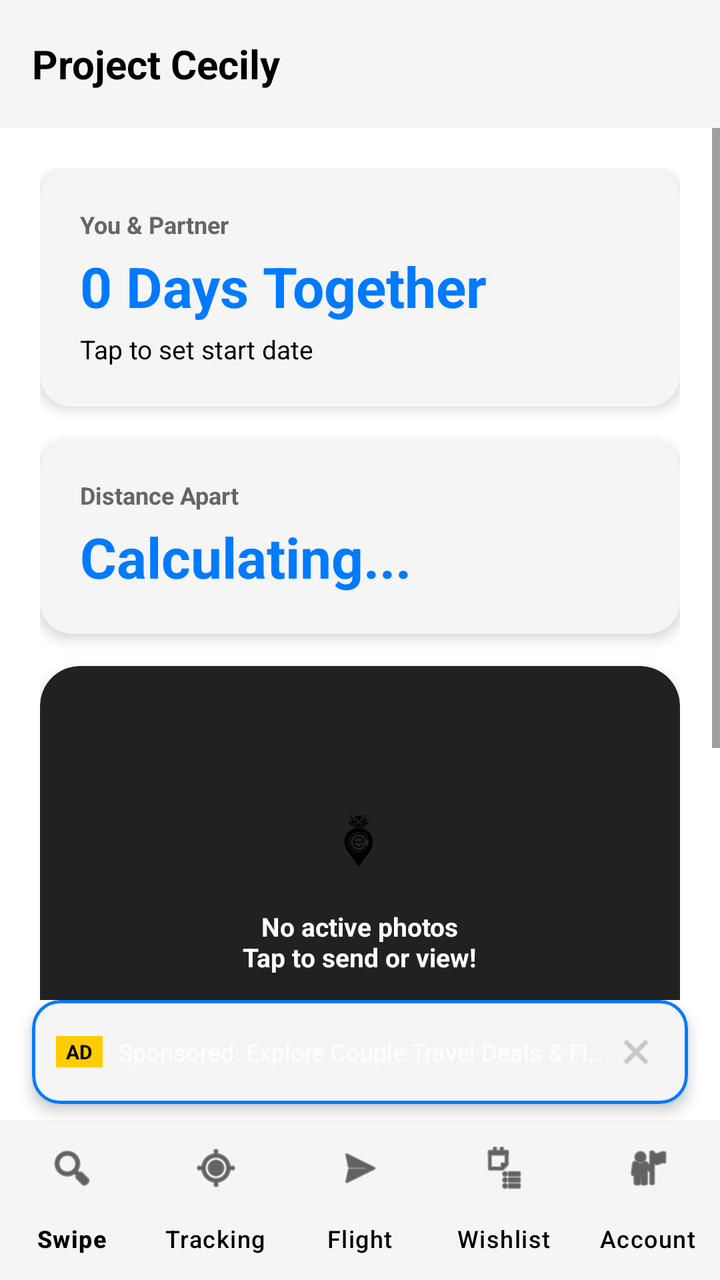
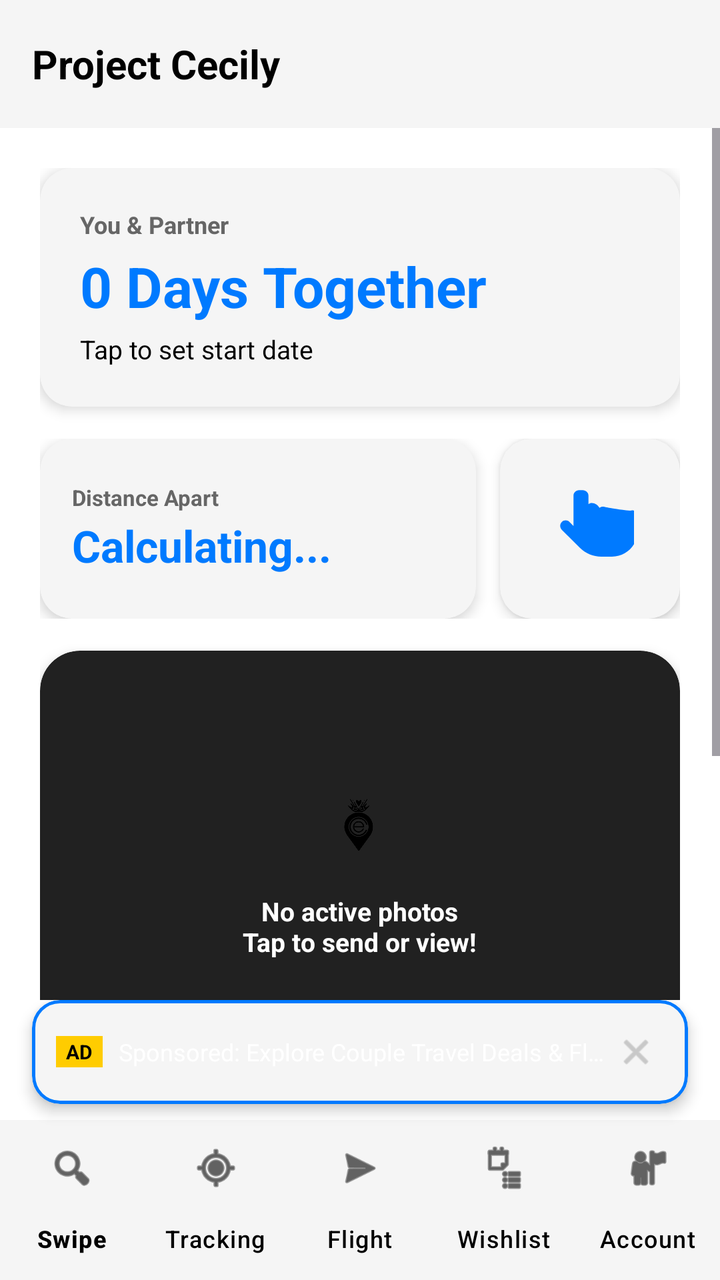

Compare the two renders of this Android layout. The source of the first and the diff that turns it into the second are given below.
<!-- AndroidManifest.xml: application theme Theme.ProjectCecily -->
<!-- res/layout/activity_main.xml -->
<?xml version="1.0" encoding="utf-8"?>
<androidx.constraintlayout.widget.ConstraintLayout xmlns:android="http://schemas.android.com/apk/res/android"
    xmlns:app="http://schemas.android.com/apk/res-auto"
    android:layout_width="match_parent"
    android:layout_height="match_parent"
    android:background="@color/app_background">

    
    <com.google.android.material.appbar.AppBarLayout
        android:id="@+id/appBarLayout"
        android:layout_width="match_parent"
        android:layout_height="wrap_content"
        android:fitsSystemWindows="true"
        app:elevation="4dp"
        app:layout_constraintEnd_toEndOf="parent"
        app:layout_constraintStart_toStartOf="parent"
        app:layout_constraintTop_toTopOf="parent">

        <com.google.android.material.appbar.MaterialToolbar
            android:id="@+id/toolbar"
            android:layout_width="match_parent"
            android:layout_height="?attr/actionBarSize"
            android:background="@color/card_background">

            <RelativeLayout
                android:layout_width="match_parent"
                android:layout_height="match_parent">

                <TextView
                    android:id="@+id/tvToolbarTitle"
                    android:layout_width="wrap_content"
                    android:layout_height="wrap_content"
                    android:layout_centerVertical="true"
                    android:text="Project Cecily"
                    android:textColor="@color/text_primary"
                    android:textSize="20sp"
                    android:textStyle="bold" />
            </RelativeLayout>
        </com.google.android.material.appbar.MaterialToolbar>
    </com.google.android.material.appbar.AppBarLayout>

    <ScrollView
        android:id="@+id/main_scroll"
        android:layout_width="0dp"
        android:layout_height="0dp"
        app:layout_constraintBottom_toTopOf="@id/cardBannerAd"
        app:layout_constraintEnd_toEndOf="parent"
        app:layout_constraintStart_toStartOf="parent"
        app:layout_constraintTop_toBottomOf="@id/appBarLayout">

        <LinearLayout
            android:layout_width="match_parent"
            android:layout_height="wrap_content"
            android:orientation="vertical"
            android:padding="20dp">

            
            <com.google.android.material.card.MaterialCardView
                android:id="@+id/cardUnpairedHero"
                android:layout_width="match_parent"
                android:layout_height="wrap_content"
                android:layout_marginBottom="16dp"
                android:visibility="gone"
                app:cardBackgroundColor="@color/card_background"
                app:cardCornerRadius="16dp"
                app:cardElevation="4dp"
                app:strokeColor="@color/nav_selected"
                app:strokeWidth="1.5dp">

                <LinearLayout
                    android:layout_width="match_parent"
                    android:layout_height="wrap_content"
                    android:orientation="vertical"
                    android:padding="20dp">

                    <TextView
                        android:layout_width="wrap_content"
                        android:layout_height="wrap_content"
                        android:text="Pairing Required"
                        android:textColor="@color/nav_selected"
                        android:textSize="12sp"
                        android:textStyle="bold" />

                    <TextView
                        android:id="@+id/tvHeroPairCode"
                        android:layout_width="wrap_content"
                        android:layout_height="wrap_content"
                        android:layout_marginTop="4dp"
                        android:text="Your Code: ------"
                        android:textColor="@color/text_primary"
                        android:textSize="22sp"
                        android:textStyle="bold" />

                    <TextView
                        android:layout_width="wrap_content"
                        android:layout_height="wrap_content"
                        android:layout_marginTop="4dp"
                        android:text="Share this 6-digit code with your partner in Account Settings to sync location, flights, and wishlists!"
                        android:textColor="@color/text_secondary"
                        android:textSize="12sp" />
                </LinearLayout>
            </com.google.android.material.card.MaterialCardView>

            
            <com.google.android.material.card.MaterialCardView
                android:id="@+id/cardTogetherDays"
                android:layout_width="match_parent"
                android:layout_height="wrap_content"
                android:layout_marginBottom="16dp"
                app:cardBackgroundColor="@color/card_background"
                app:cardCornerRadius="16dp"
                app:cardElevation="4dp"
                app:strokeWidth="0dp">

                <LinearLayout
                    android:layout_width="match_parent"
                    android:layout_height="wrap_content"
                    android:orientation="vertical"
                    android:padding="20dp">

                    <TextView
                        android:id="@+id/tvCoupleNames"
                        android:layout_width="wrap_content"
                        android:layout_height="wrap_content"
                        android:text="You &amp; Partner"
                        android:textColor="@color/text_secondary"
                        android:textSize="12sp"
                        android:textStyle="bold" />

                    <TextView
                        android:id="@+id/tvTogetherDays"
                        android:layout_width="wrap_content"
                        android:layout_height="wrap_content"
                        android:layout_marginTop="4dp"
                        android:text="0 Days Together"
                        android:textColor="@color/nav_selected"
                        android:textSize="28sp"
                        android:textStyle="bold" />

                    <TextView
                        android:id="@+id/tvAnniversaryDate"
                        android:layout_width="wrap_content"
                        android:layout_height="wrap_content"
                        android:layout_marginTop="4dp"
                        android:text="Tap to set start date"
                        android:textColor="@color/text_primary"
                        android:textSize="13sp" />
                </LinearLayout>
            </com.google.android.material.card.MaterialCardView>

            
            <com.google.android.material.card.MaterialCardView
                android:id="@+id/cardProximity"
                android:layout_width="match_parent"
                android:layout_height="wrap_content"
                android:layout_marginBottom="16dp"
                app:cardBackgroundColor="@color/card_background"
                app:cardCornerRadius="16dp"
                app:cardElevation="4dp"
                app:strokeWidth="0dp">

                <LinearLayout
                    android:layout_width="match_parent"
                    android:layout_height="wrap_content"
                    android:orientation="vertical"
                    android:padding="20dp">

                    <TextView
                        android:layout_width="wrap_content"
                        android:layout_height="wrap_content"
                        android:text="Distance Apart"
                        android:textColor="@color/text_secondary"
                        android:textSize="12sp"
                        android:textStyle="bold" />

                    <TextView
                        android:id="@+id/tvLiveDistance"
                        android:layout_width="wrap_content"
                        android:layout_height="wrap_content"
                        android:layout_marginTop="4dp"
                        android:text="Calculating..."
                        android:textColor="@color/nav_selected"
                        android:textSize="28sp"
                        android:textStyle="bold" />

                    <TextView
                        android:id="@+id/tvPartnerTimeSummary"
                        android:layout_width="wrap_content"
                        android:layout_height="wrap_content"
                        android:layout_marginTop="6dp"
                        android:text=""
                        android:textColor="@color/text_primary"
                        android:textSize="13sp"
                        android:visibility="gone" />
                </LinearLayout>
            </com.google.android.material.card.MaterialCardView>

            
            <com.google.android.material.card.MaterialCardView
                android:id="@+id/cardDashPhotoCycle"
                android:layout_width="match_parent"
                android:layout_height="220dp"
                android:layout_marginBottom="16dp"
                android:clickable="true"
                android:focusable="true"
                app:cardBackgroundColor="#212121"
                app:cardCornerRadius="20dp"
                app:cardElevation="4dp"
                app:strokeWidth="0dp">

                <FrameLayout
                    android:layout_width="match_parent"
                    android:layout_height="match_parent">

                    <ImageView
                        android:id="@+id/ivDashPhotoCycle"
                        android:layout_width="match_parent"
                        android:layout_height="match_parent"
                        android:scaleType="centerCrop"
                        android:contentDescription="Partner Active Photo Stream" />

                    
                    <LinearLayout
                        android:id="@+id/layoutDashPhotoFallback"
                        android:layout_width="match_parent"
                        android:layout_height="match_parent"
                        android:gravity="center"
                        android:orientation="vertical"
                        android:padding="16dp">

                        <ImageView
                            android:layout_width="48dp"
                            android:layout_height="48dp"
                            android:src="@drawable/ic_app_logo_mono_black"
                            android:contentDescription="App Logo" />

                        <TextView
                            android:id="@+id/tvDashPhotoFallbackText"
                            android:layout_width="wrap_content"
                            android:layout_height="wrap_content"
                            android:layout_marginTop="8dp"
                            android:gravity="center"
                            android:text="No active photos\nTap to send or view!"
                            android:textColor="#FFFFFF"
                            android:textSize="13sp"
                            android:textStyle="bold" />
                    </LinearLayout>

                </FrameLayout>
            </com.google.android.material.card.MaterialCardView>

            
            <LinearLayout
                android:layout_width="match_parent"
                android:layout_height="72dp"
                android:layout_marginBottom="16dp"
                android:baselineAligned="false"
                android:orientation="horizontal">

                
                <com.google.android.material.card.MaterialCardView
                    android:id="@+id/cardFlight"
                    android:layout_width="0dp"
                    android:layout_height="match_parent"
                    android:layout_marginEnd="6dp"
                    android:layout_weight="1"
                    app:cardBackgroundColor="@color/card_background"
                    app:cardCornerRadius="16dp"
                    app:cardElevation="4dp"
                    app:strokeWidth="0dp">

                    <LinearLayout
                        android:layout_width="match_parent"
                        android:layout_height="match_parent"
                        android:gravity="center_vertical"
                        android:orientation="vertical"
                        android:paddingHorizontal="14dp"
                        android:paddingVertical="8dp">

                        <TextView
                            android:layout_width="wrap_content"
                            android:layout_height="wrap_content"
                            android:text="✈️ Flight Tracker"
                            android:textColor="@color/text_secondary"
                            android:textSize="11sp"
                            android:textStyle="bold" />

                        <TextView
                            android:id="@+id/tvFlightSummary"
                            android:layout_width="wrap_content"
                            android:layout_height="wrap_content"
                            android:layout_marginTop="2dp"
                            android:ellipsize="end"
                            android:maxLines="1"
                            android:text="No flights added"
                            android:textColor="@color/text_primary"
                            android:textSize="13sp"
                            android:textStyle="bold" />
                    </LinearLayout>
                </com.google.android.material.card.MaterialCardView>

                
                <com.google.android.material.card.MaterialCardView
                    android:id="@+id/cardWishlist"
                    android:layout_width="0dp"
                    android:layout_height="match_parent"
                    android:layout_marginStart="6dp"
                    android:layout_weight="1"
                    app:cardBackgroundColor="@color/card_background"
                    app:cardCornerRadius="16dp"
                    app:cardElevation="4dp"
                    app:strokeWidth="0dp">

                    <LinearLayout
                        android:layout_width="match_parent"
                        android:layout_height="match_parent"
                        android:gravity="center_vertical"
                        android:orientation="vertical"
                        android:paddingHorizontal="14dp"
                        android:paddingVertical="8dp">

                        <TextView
                            android:layout_width="wrap_content"
                            android:layout_height="wrap_content"
                            android:text="🎁 Wishlist"
                            android:textColor="@color/text_secondary"
                            android:textSize="11sp"
                            android:textStyle="bold" />

                        <TextView
                            android:id="@+id/tvWishlistSummary"
                            android:layout_width="wrap_content"
                            android:layout_height="wrap_content"
                            android:layout_marginTop="2dp"
                            android:ellipsize="end"
                            android:maxLines="1"
                            android:text="No items yet"
                            android:textColor="@color/text_primary"
                            android:textSize="13sp"
                            android:textStyle="bold" />
                    </LinearLayout>
                </com.google.android.material.card.MaterialCardView>

            </LinearLayout>

        </LinearLayout>
    </ScrollView>

    
    <com.google.android.material.card.MaterialCardView
        android:id="@+id/cardBannerAd"
        android:layout_width="match_parent"
        android:layout_height="52dp"
        android:layout_marginHorizontal="16dp"
        android:layout_marginBottom="8dp"
        app:cardBackgroundColor="@color/card_background"
        app:cardCornerRadius="14dp"
        app:cardElevation="4dp"
        app:strokeColor="@color/nav_selected"
        app:strokeWidth="1.5dp"
        app:layout_constraintBottom_toTopOf="@id/bottom_navigation"
        app:layout_constraintEnd_toEndOf="parent"
        app:layout_constraintStart_toStartOf="parent">

        <LinearLayout
            android:layout_width="match_parent"
            android:layout_height="match_parent"
            android:gravity="center_vertical"
            android:orientation="horizontal"
            android:paddingHorizontal="12dp">

            <TextView
                android:layout_width="wrap_content"
                android:layout_height="wrap_content"
                android:background="#FFCC00"
                android:paddingHorizontal="5dp"
                android:paddingVertical="1dp"
                android:text="AD"
                android:textColor="#000000"
                android:textSize="10sp"
                android:textStyle="bold" />

            <TextView
                android:id="@+id/tvAdBannerText"
                android:layout_width="0dp"
                android:layout_height="wrap_content"
                android:layout_marginStart="8dp"
                android:layout_weight="1"
                android:ellipsize="end"
                android:singleLine="true"
                android:text="Sponsored: Explore Couple Travel Deals &amp; Flights ✈️"
                android:textColor="#FFFFFF"
                android:textSize="12sp" />

            <ImageView
                android:id="@+id/btnDismissAd"
                android:layout_width="28dp"
                android:layout_height="28dp"
                android:background="?attr/selectableItemBackgroundBorderless"
                android:clickable="true"
                android:contentDescription="Close Ad"
                android:focusable="true"
                android:padding="4dp"
                android:src="@android:drawable/ic_menu_close_clear_cancel"
                app:tint="#AAAAAA" />
        </LinearLayout>
    </com.google.android.material.card.MaterialCardView>

    
    <com.google.android.material.bottomnavigation.BottomNavigationView
        android:id="@+id/bottom_navigation"
        android:layout_width="match_parent"
        android:layout_height="wrap_content"
        android:background="@color/card_background"
        app:itemActiveIndicatorStyle="@null"
        app:itemIconTint="@color/nav_item_color"
        app:itemTextColor="@color/nav_item_color"
        app:labelVisibilityMode="labeled"
        app:layout_constraintBottom_toBottomOf="parent"
        app:menu="@menu/bottom_nav_menu" />

</androidx.constraintlayout.widget.ConstraintLayout>
<!-- resources referenced by this layout -->
<resources>
  <color name="app_background">#FFFFFF</color>
  <color name="card_background">#F5F5F5</color>
  <color name="nav_selected">#007AFF</color>
  <color name="text_primary">#000000</color>
  <color name="text_secondary">#666666</color>
  <!-- drawable ic_app_logo_mono_black: png bitmap (drawable, 12576 bytes) -->
  <style name="Theme.ProjectCecily" parent="Base.Theme.ProjectCecily" />
  <style name="Base.Theme.ProjectCecily" parent="Theme.Material3.DayNight.NoActionBar">
          
          <item name="colorPrimary">@color/nav_selected</item>
          <item name="windowActionBar">false</item>
          <item name="windowNoTitle">true</item>
  
          
          <item name="colorOnSecondaryContainer">@color/nav_selected</item>
      </style>
</resources>

<!-- the commit's change to res/layout/activity_main.xml (unified diff, before → after) -->
@@ -149,51 +149,94 @@
             </com.google.android.material.card.MaterialCardView>
 
             
-            <com.google.android.material.card.MaterialCardView
-                android:id="@+id/cardProximity"
-                android:layout_width="match_parent"
-                android:layout_height="wrap_content"
+            <LinearLayout
+                android:layout_width="match_parent"
+                android:layout_height="90dp"
                 android:layout_marginBottom="16dp"
-                app:cardBackgroundColor="@color/card_background"
-                app:cardCornerRadius="16dp"
-                app:cardElevation="4dp"
-                app:strokeWidth="0dp">
-
-                <LinearLayout
-                    android:layout_width="match_parent"
-                    android:layout_height="wrap_content"
-                    android:orientation="vertical"
-                    android:padding="20dp">
-
-                    <TextView
-                        android:layout_width="wrap_content"
-                        android:layout_height="wrap_content"
-                        android:text="Distance Apart"
-                        android:textColor="@color/text_secondary"
-                        android:textSize="12sp"
-                        android:textStyle="bold" />
-
-                    <TextView
-                        android:id="@+id/tvLiveDistance"
-                        android:layout_width="wrap_content"
-                        android:layout_height="wrap_content"
-                        android:layout_marginTop="4dp"
-                        android:text="Calculating..."
-                        android:textColor="@color/nav_selected"
-                        android:textSize="28sp"
-                        android:textStyle="bold" />
-
-                    <TextView
-                        android:id="@+id/tvPartnerTimeSummary"
-                        android:layout_width="wrap_content"
-                        android:layout_height="wrap_content"
-                        android:layout_marginTop="6dp"
-                        android:text=""
-                        android:textColor="@color/text_primary"
-                        android:textSize="13sp"
-                        android:visibility="gone" />
-                </LinearLayout>
-            </com.google.android.material.card.MaterialCardView>
+                android:baselineAligned="false"
+                android:orientation="horizontal">
+
+                
+                <com.google.android.material.card.MaterialCardView
+                    android:id="@+id/cardProximity"
+                    android:layout_width="0dp"
+                    android:layout_height="match_parent"
+                    android:layout_marginEnd="6dp"
+                    android:layout_weight="1"
+                    app:cardBackgroundColor="@color/card_background"
+                    app:cardCornerRadius="16dp"
+                    app:cardElevation="4dp"
+                    app:strokeWidth="0dp">
+
+                    <LinearLayout
+                        android:layout_width="match_parent"
+                        android:layout_height="match_parent"
+                        android:gravity="center_vertical"
+                        android:orientation="vertical"
+                        android:paddingHorizontal="16dp"
+                        android:paddingVertical="10dp">
+
+                        <TextView
+                            android:layout_width="wrap_content"
+                            android:layout_height="wrap_content"
+                            android:text="Distance Apart"
+                            android:textColor="@color/text_secondary"
+                            android:textSize="11sp"
+                            android:textStyle="bold" />
+
+                        <TextView
+                            android:id="@+id/tvLiveDistance"
+                            android:layout_width="wrap_content"
+                            android:layout_height="wrap_content"
+                            android:layout_marginTop="2dp"
+                            android:text="Calculating..."
+                            android:textColor="@color/nav_selected"
+                            android:textSize="22sp"
+                            android:textStyle="bold" />
+
+                        <TextView
+                            android:id="@+id/tvPartnerTimeSummary"
+                            android:layout_width="wrap_content"
+                            android:layout_height="wrap_content"
+                            android:layout_marginTop="2dp"
+                            android:ellipsize="end"
+                            android:maxLines="1"
+                            android:textColor="@color/text_primary"
+                            android:textSize="11sp"
+                            android:visibility="gone" />
+                    </LinearLayout>
+                </com.google.android.material.card.MaterialCardView>
+
+                
+                <com.google.android.material.card.MaterialCardView
+                    android:id="@+id/cardDashPoke"
+                    android:layout_width="90dp"
+                    android:layout_height="match_parent"
+                    android:layout_marginStart="6dp"
+                    android:clickable="true"
+                    android:focusable="true"
+                    app:cardBackgroundColor="@color/card_background"
+                    app:cardCornerRadius="16dp"
+                    app:cardElevation="4dp"
+                    app:strokeWidth="0dp">
+
+                    <FrameLayout
+                        android:layout_width="match_parent"
+                        android:layout_height="match_parent">
+
+                        <ImageView
+                            android:id="@+id/ivDashPokeIcon"
+                            android:layout_width="44dp"
+                            android:layout_height="44dp"
+                            android:layout_gravity="center"
+                            android:src="@drawable/ic_poke_hand"
+                            app:tint="@color/nav_selected"
+                            android:contentDescription="Poke Partner" />
+
+                    </FrameLayout>
+                </com.google.android.material.card.MaterialCardView>
+
+            </LinearLayout>
 
             
             <com.google.android.material.card.MaterialCardView
@@ -212,12 +255,10 @@
                     android:layout_width="match_parent"
                     android:layout_height="match_parent">
 
-                    <ImageView
-                        android:id="@+id/ivDashPhotoCycle"
-                        android:layout_width="match_parent"
-                        android:layout_height="match_parent"
-                        android:scaleType="centerCrop"
-                        android:contentDescription="Partner Active Photo Stream" />
+                    <androidx.viewpager2.widget.ViewPager2
+                        android:id="@+id/viewPagerDashPhotos"
+                        android:layout_width="match_parent"
+                        android:layout_height="match_parent" />
 
                     
                     <LinearLayout
<!-- resource entries referenced after the edit -->
@@ -6,6 +6,17 @@
   <color name="text_primary">#000000</color>
   <color name="text_secondary">#666666</color>
   <!-- drawable ic_app_logo_mono_black: png bitmap (drawable, 12576 bytes) -->
+  <!-- drawable ic_poke_hand (drawable) -->
+  <?xml version="1.0" encoding="utf-8"?>
+  <vector xmlns:android="http://schemas.android.com/apk/res/android"
+      android:width="48dp"
+      android:height="48dp"
+      android:viewportWidth="24"
+      android:viewportHeight="24">
+      <path
+          android:fillColor="#25D366"
+          android:pathData="M9,1.5c-0.83,0 -1.5,0.67 -1.5,1.5v8.27l-1.09,-1.09c-0.58,-0.58 -1.52,-0.58 -2.1,0c-0.59,0.59 -0.59,1.54 0,2.12l4.89,4.89c1.56,1.56 3.68,2.44 5.89,2.44h2.91c3.87,0 7,-3.13 7,-7V8.5c0,-0.83 -0.67,-1.5 -1.5,-1.5c-0.19,0 -0.37,0.04 -0.53,0.11C16.82,6.44 16.19,6 15.5,6c-0.34,0 -0.65,0.11 -0.91,0.31C14.12,5.52 13.36,5 12.5,5c-0.34,0 -0.66,0.11 -0.92,0.31V3c0,-0.83 -0.67,-1.5 -1.58,-1.5z" />
+  </vector>
   <style name="Theme.ProjectCecily" parent="Base.Theme.ProjectCecily" />
   <style name="Base.Theme.ProjectCecily" parent="Theme.Material3.DayNight.NoActionBar">
           
